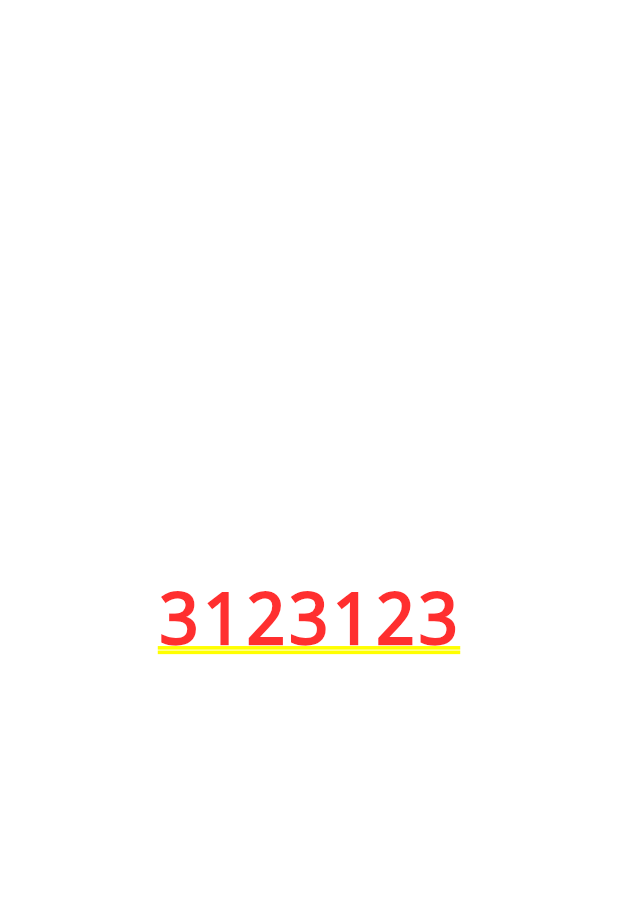
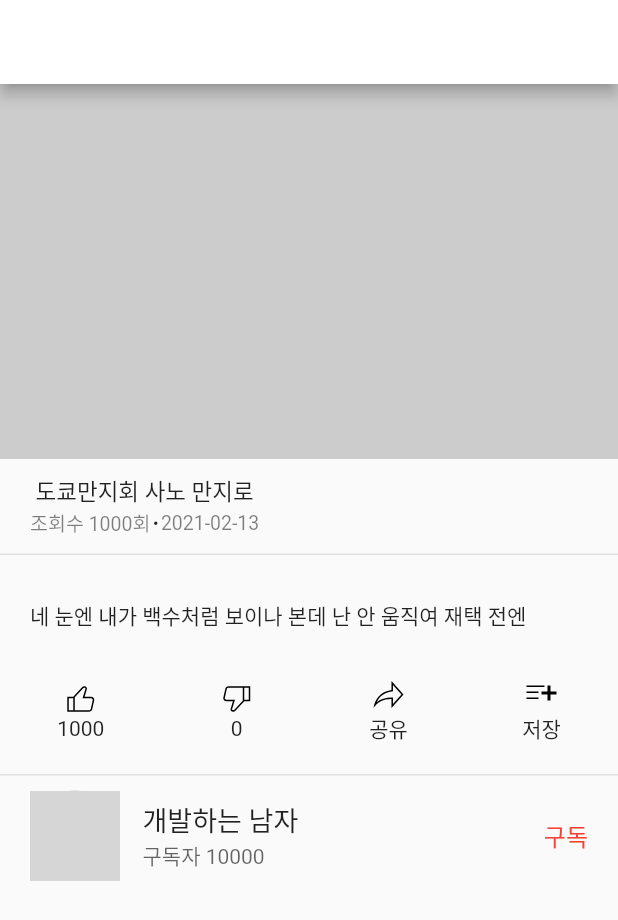
Before and after one commit to leewoobi/youtube_getX, a Flutter app: the screen it shows after launch, after a tap on an icon or button, on a phone screen of 412 x 824 dp. Shown: the top 920 px of the screen. Run offline on Flutter 3.47's test engine with Material 2 defaults, Android fonts, the light colour scheme and no system bars; our stand-ins replace flutter_svg, get; network calls fail; grey boxes are pictures that could not be loaded.

Commit message:
add  detail_page ui

```diff
--- a/lib/src/components/youtube_detail.dart
+++ b/lib/src/components/youtube_detail.dart
@@ -1,13 +1,147 @@
 import 'package:flutter/material.dart';
+import 'package:flutter_svg/svg.dart';
 import 'package:get/get.dart';
 
 class YoutubeDetail extends StatelessWidget {
   const YoutubeDetail({Key? key}) : super(key: key);
 
+  Widget _titleZone() {
+    return Container(
+      padding: const EdgeInsets.symmetric(vertical: 10, horizontal: 20),
+      child: Column(
+        crossAxisAlignment: CrossAxisAlignment.stretch,
+        children: [
+          Text(
+            " 도쿄만지회 사노 만지로",
+            style: TextStyle(fontSize: 15),
+          ),
+          Row(
+            children: [
+              Text(
+                "조회수 1000회",
+                style: TextStyle(
+                    fontSize: 13, color: Colors.black.withOpacity(0.5)),
+              ),
+              Text("･"),
+              Text(
+                "2021-02-13",
+                style: TextStyle(
+                    fontSize: 13, color: Colors.black.withOpacity(0.5)),
+              )
+            ],
+          )
+        ],
+      ),
+    );
+  }
+
+  Widget _descrptionZone() {
+    return Padding(
+      padding: const EdgeInsets.symmetric(horizontal: 20, vertical: 30),
+      child: Text(
+        "네 눈엔 내가 백수처럼 보이나 본데 난 안 움직여 재택 전엔 ",
+        style: TextStyle(fontSize: 14),
+      ),
+    );
+  }
+
+  Widget _buttonOne(String iconPath, String text) {
+    return Column(
+      children: [
+        SvgPicture.asset("assets/svg/icons/$iconPath.svg"),
+        Text(text)
+      ],
+    );
+  }
+
+  Widget _buttonZone() {
+    return Row(
+      mainAxisAlignment: MainAxisAlignment.spaceAround,
+      children: [
+        _buttonOne("like", "1000"),
+        _buttonOne("dislike", "0"),
+        _buttonOne("share", "공유"),
+        _buttonOne("save", "저장")
+      ],
+    );
+  }
+
+  Widget get line => Container(
+        height: 1,
+        color: Colors.black.withOpacity(0.1),
+      );
+
+  Widget _ownerZone() {
+    return Container(
+      padding: const EdgeInsets.symmetric(vertical: 10, horizontal: 20),
+      child: Row(children: [
+        CircleAvatar(
+          radius: 30,
+          backgroundColor: Colors.grey.withOpacity(0.5),
+          backgroundImage: Image.network(
+                  "https://mblogthumb-phinf.pstatic.net/MjAyMTA3MjJfMTUw/MDAxNjI2OTI2MTU5Mjg3.Xt5GJotJDEaoLo9XBkchqyf8q45YsxQiAMvvr6hGFPog.HfIsbtzNrqzAAchbG5Hz4VdbmnS4dRozJNlgPIB-MYMg.JPEG.osa2599/%EB%8B%A4%EC%9A%B4%EB%A1%9C%EB%93%9C%ED%8C%8C%EC%9D%BC%EF%BC%8D1.jpg?type=w800")
+              .image,
+        ),
+        SizedBox(
+          width: 15,
+        ),
+        Expanded(
+          child: Column(
+            crossAxisAlignment: CrossAxisAlignment.stretch,
+            children: [
+              Text(
+                "개발하는 남자",
+                style: TextStyle(fontSize: 18),
+              ),
+              Text(
+                "구독자 10000",
+                style: TextStyle(
+                    fontSize: 14, color: Colors.black.withOpacity(0.6)),
+              )
+            ],
+          ),
+        ),
+        GestureDetector(
+            child: Text(
+          "구독",
+          style: TextStyle(color: Colors.red, fontSize: 16),
+        ))
+      ]),
+    );
+  }
+
+  Widget _descrption() {
+    return SingleChildScrollView(
+      child: Column(
+        crossAxisAlignment: CrossAxisAlignment.stretch,
+        children: [
+          _titleZone(),
+          line,
+          _descrptionZone(),
+          _buttonZone(),
+          SizedBox(
+            height: 20,
+          ),
+          line,
+          _ownerZone()
+        ],
+      ),
+    );
+  }
+
   @override
   Widget build(BuildContext context) {
-    return Container(
-      child: Center(child: Text(Get.parameters["videoId"]!)),
+    return Scaffold(
+      appBar: AppBar(),
+      body: Column(
+        children: [
+          Container(
+            height: 250,
+            color: Colors.grey.withOpacity(0.5),
+          ),
+          Expanded(child: _descrption())
+        ],
+      ),
     );
   }
 }
```
